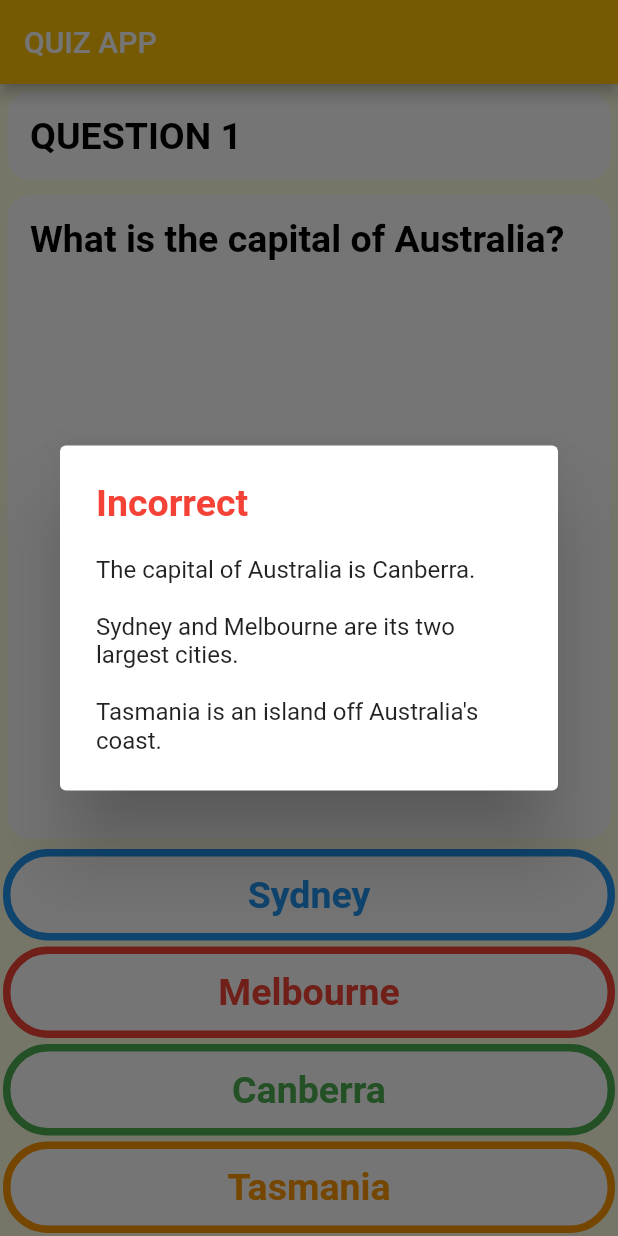
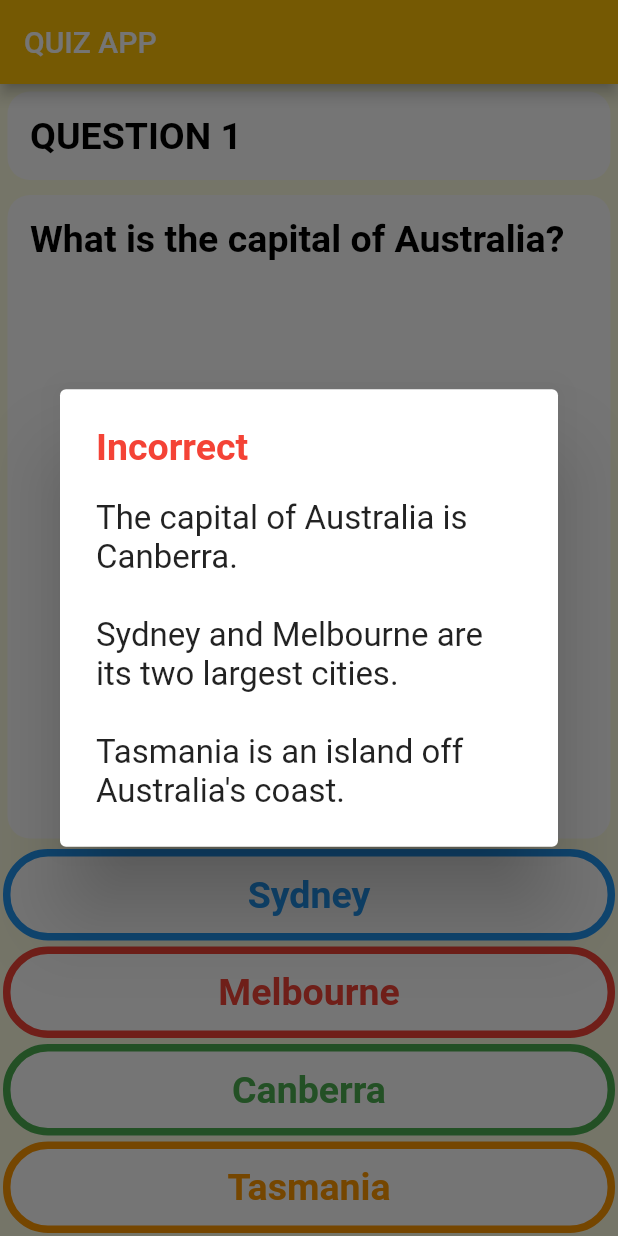
Before and after one commit to DBerry07/Flutter_QuizGame, a Flutter app: the screen it shows after launch, after a tap on "Sydney", on a phone screen of 412 x 824 dp. Run offline on Flutter 3.47's test engine with Material 3 defaults, Android fonts, the phone set to English and light mode, and no system bars.

```diff
--- a/lib/screens/homepage.dart
+++ b/lib/screens/homepage.dart
@@ -36,6 +36,12 @@ class _HomepageState extends State<Homepage> {
       print('showing dialog');
       print(explanation);
     }
+
+    alertDialog(result: result, explanation: quizService.getQuestionExplanation());
+
+  }
+
+  void alertDialog({bool result = false, String? explanation}) {
     showDialog(
         context: context,
         builder: (context) {
@@ -49,7 +55,10 @@ class _HomepageState extends State<Homepage> {
               'Incorrect',
               style: kIncorrectText,
             ),
-            content: Text(explanation ?? ''),
+            content: Text(
+              explanation ?? '',
+              style: kPopupContent,
+            ),
           );
         }).whenComplete(() {
       setState(() {
@@ -63,7 +72,8 @@ class _HomepageState extends State<Homepage> {
           );
         }
       });
-    });
+    },
+    );
   }
 
   @override
```
Lines whose indentation alone changed are shown as unchanged.
